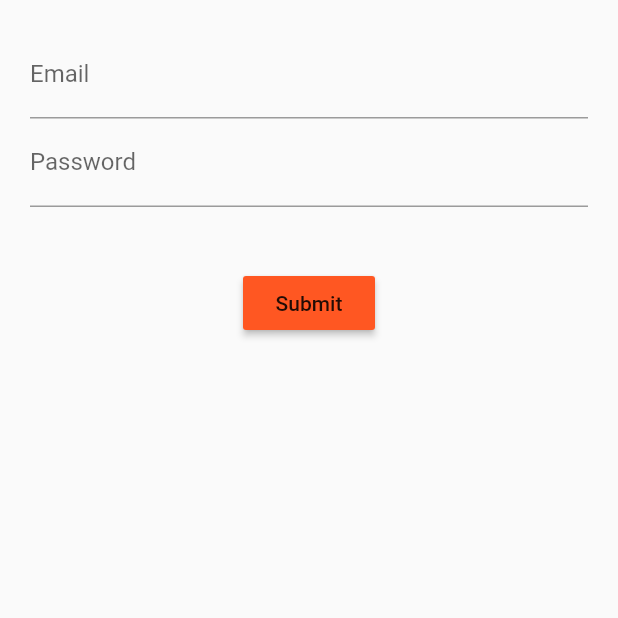
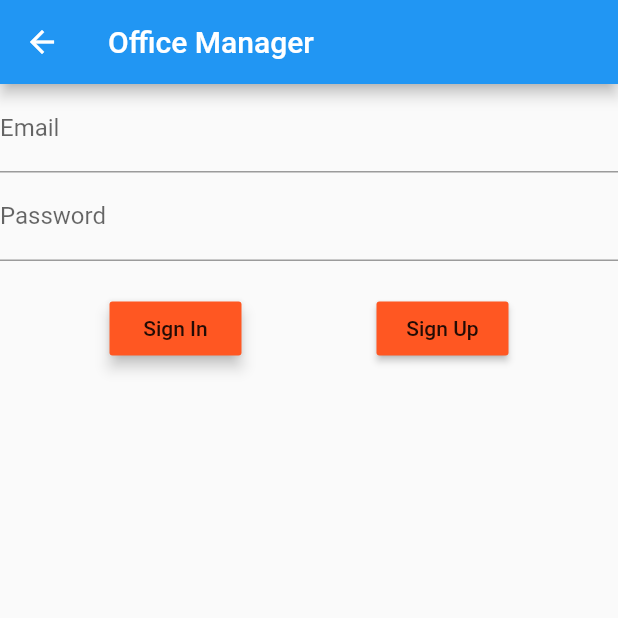
Before and after one commit to smaidd/loginscreenblock, a Flutter app: the LoginScreen screen opened directly, on a phone screen of 412 x 824 dp, the top half of it. Run offline on Flutter 3.47's test engine with Material 2 defaults, Android fonts, the phone set to English and light mode, and no system bars; our stand-ins replace firebase_auth, rxdart; accounts and stored records are empty.

Commit message:
login corect

```diff
--- a/lib/src/screens/loginscreen.dart
+++ b/lib/src/screens/loginscreen.dart
@@ -1,45 +1,123 @@
 import 'package:flutter/material.dart';
+import '../blocs/bloc.dart';
+import 'package:firebase_auth/firebase_auth.dart';
 
 class LoginScreen extends StatelessWidget {
+  final _emailController = TextEditingController();
+  final _passwordController = TextEditingController();
+
   @override
   Widget build(BuildContext context) {
-    return Container(
-      margin: EdgeInsets.all(20.0),
-      child: Column(
+    return Scaffold(
+      appBar: AppBar(
+        title: Text('Office Manager'),
+      ),
+      //margin: EdgeInsets.all(20.0),
+      body: Column(
         children: <Widget>[
           emailField(),
           passwordField(),
-          Container(
-            margin: EdgeInsets.all(20.0),
+          Align(
+            alignment: Alignment.center,
+            child: Row(
+              crossAxisAlignment: CrossAxisAlignment.center,
+              mainAxisAlignment: MainAxisAlignment.center,
+              children: <Widget>[
+                buttonSignIn(),
+                Padding(
+                  padding: EdgeInsets.all(45.0),
                 ),
-          buttonField(),
+                buttonSignUp(),
+              ],
+            ),
+          ),
         ],
       ),
     );
   }
 
   Widget emailField() {
+    return StreamBuilder(
+      stream: bloc.buildEmailStream,
+      builder: (context, snapsht) {
         return TextField(
+          controller: _emailController,
+          onChanged: (email) {
+            bloc.validateEmail(email);
+          },
           decoration: InputDecoration(
             labelText: 'Email',
+            errorText: snapsht.error,
           ),
+        );
+      },
     );
   }
 
   Widget passwordField() {
+    return StreamBuilder(
+      stream: bloc.buildPasswordStream,
+      builder: (context, snapshot) {
         return TextField(
-      keyboardType: TextInputType.emailAddress,
+          obscureText: true,
+          controller: _passwordController,
+          onChanged: (password) {
+            bloc.validatePassword(password);
+          },
+          keyboardType: TextInputType.text,
           decoration: InputDecoration(
             labelText: 'Password',
+            errorText: snapshot.error,
           ),
+        );
+      },
     );
   }
 
-  Widget buttonField() {
+  Widget buttonSignIn() {
+    return StreamBuilder(
+      stream: bloc.submitValue,
+      builder: (context, snapshot) {
+        return RaisedButton(
+            elevation: 4.0,
+            splashColor: Colors.red,
+            color: Colors.deepOrange,
+            child: Text('Sign In'),
+            onPressed: snapshot.hasError ? null : signInUserAndPassword);
+      },
+    );
+  }
+
+  Widget buttonSignUp() {
+    return StreamBuilder(
+      stream: bloc.submitValue,
+      builder: (context, snapshot) {
         return RaisedButton(
             color: Colors.deepOrange,
-      child: Text('Submit'),
-      onPressed: (){},
+            child: Text('Sign Up'),
+            onPressed: snapshot.hasError ? null : signUpUserAndPassword);
+      },
     );
   }
+
+  void signInUserAndPassword() async {
+    try {
+      FirebaseUser user = await FirebaseAuth.instance
+          .signInWithEmailAndPassword(
+              email: _emailController.text, password: _passwordController.text);
+      print('login succes');
+    } catch (e) {
+      print('login esuat');
     }
+  }
+  void signUpUserAndPassword() async {
+    try {
+      FirebaseUser user = await FirebaseAuth.instance
+          .createUserWithEmailAndPassword(
+          email: _emailController.text, password: _passwordController.text);
+      print('login succes');
+    } catch (e) {
+      print('User exista');
+    }
+  }
+}
--- a/lib/src/validators/validators.dart
+++ b/lib/src/validators/validators.dart
@@ -3,7 +3,7 @@ import 'dart:async';
 class Validators {
   final emailValidator = StreamTransformer<String, String>.fromHandlers(
     handleData: (email, sink) {
-      if (email.contains('@')) {
+      if (email.endsWith('@trencadis.ro')) {
         sink.add(email);
       } else {
         sink.addError('Enter a valid email');
--- a/pubspec.yaml
+++ b/pubspec.yaml
@@ -19,6 +19,8 @@ environment:
 dependencies:
   flutter:
     sdk: flutter
+  rxdart: ^0.18.0
+  firebase_auth: ^0.8.4+3
 
   # The following adds the Cupertino Icons font to your application.
   # Use with the CupertinoIcons class for iOS style icons.
```
Also changed, not shown: lib/main.dart (+7 -4 lines), lib/src/app.dart (+23 -9 lines), lib/src/blocs/bloc.dart (+20 -8 lines), lib/src/blocs/provider.dart (added, +15 -0 lines), pubspec.lock, 4 other files. Lines whose indentation alone changed are shown as unchanged.
